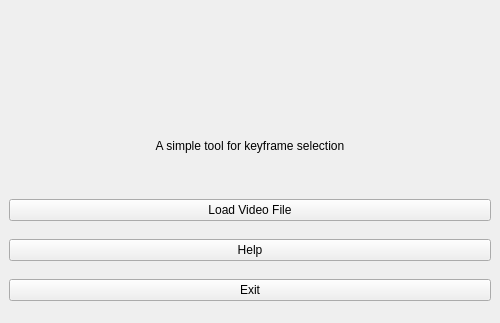
Old version of the form sfmkeyframe/view/ui/KeyframeMainWindow.ui in the repository njzhangyifei/keyframe; both pictures show x 0 to 500 and y 200 to 523 of the 500 by 523 pixel window.
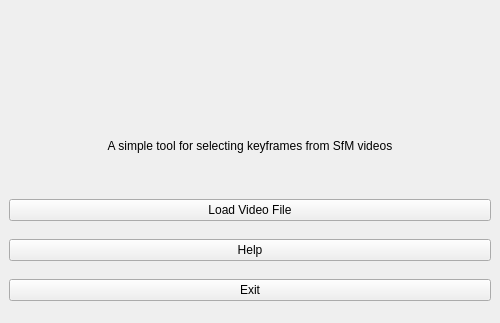
New version of the form. Icons and pictures are not drawn.

The edit to the form file:
```diff
--- a/sfmkeyframe/view/ui/KeyframeMainWindow.ui
+++ b/sfmkeyframe/view/ui/KeyframeMainWindow.ui
@@ -78,7 +78,7 @@
        <number>1</number>
       </property>
       <property name="text">
-       <string>&lt;html&gt;&lt;head/&gt;&lt;body&gt;&lt;p align=&quot;center&quot;&gt;A simple tool for keyframe selection&lt;br/&gt;&lt;br/&gt;&lt;/p&gt;&lt;/body&gt;&lt;/html&gt;</string>
+       <string>&lt;html&gt;&lt;head/&gt;&lt;body&gt;&lt;p align=&quot;center&quot;&gt;A simple tool for selecting keyframes from SfM videos&lt;br/&gt;&lt;br/&gt;&lt;/p&gt;&lt;/body&gt;&lt;/html&gt;</string>
       </property>
       <property name="alignment">
        <set>Qt::AlignCenter</set>
```
